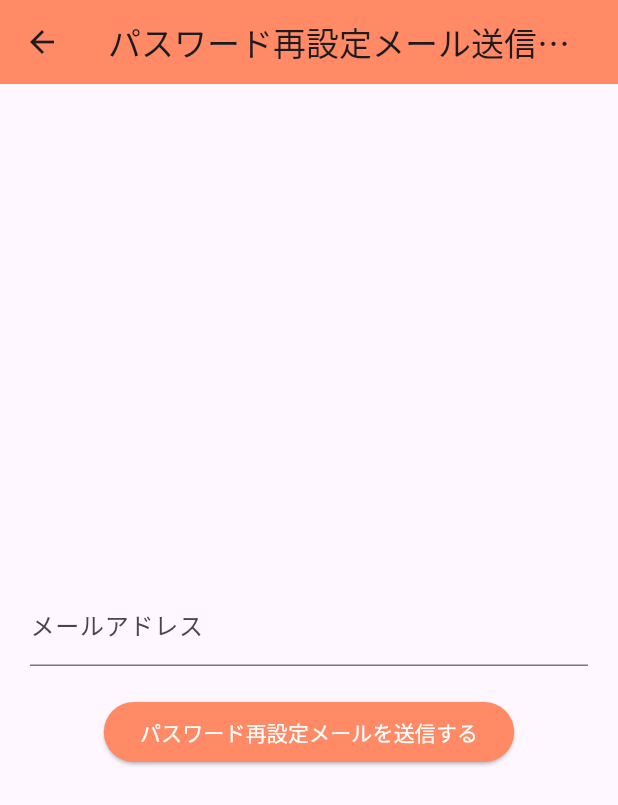
After one commit to tetsu-777/rakuraku-flutter, a Flutter app: the screen it shows after launch, after a tap on "パスワードを忘れた場合", on a phone screen of 412 x 824 dp. The commit adds this screen. Shown: the top 805 px of the screen. Run offline on Flutter 3.47's test engine with Material 3 defaults, Android fonts, the phone set to English and light mode, and no system bars.

Commit message:
パスワード再設定メール送信の実装

```diff
--- a/rakuraku_reserve_front/lib/pages/login_page.dart
+++ b/rakuraku_reserve_front/lib/pages/login_page.dart
@@ -1,5 +1,6 @@
 import 'package:flutter/material.dart';
 import 'package:rakuraku_reserve_front/pages/home_page.dart';
+import 'package:rakuraku_reserve_front/pages/send_reset_password_mail_page.dart';
 import 'package:http/http.dart' as http;
 import 'dart:convert';
 
@@ -40,7 +41,7 @@ class _LoginPageState extends State<LoginPage> {
   // 入力内容：メールアドレス、パスワード
   @override
   Widget build(BuildContext context) {
-    const _formKey=GlobalObjectKey<FormState>('FORM_KEY');
+    const _formKey=GlobalObjectKey<FormState>('LOGIN_FORM_KEY');
 
     return Scaffold(
       appBar: AppBar(
@@ -112,6 +113,15 @@ class _LoginPageState extends State<LoginPage> {
                 },
                 child: const Text('ログイン'),
               ),
+              TextButton(
+                onPressed:(){
+                  Navigator.push(
+                    context,
+                    MaterialPageRoute(builder: (context) => SendResetPasswordMailPage()),
+                    );
+                },
+                child: Text('パスワードを忘れた場合'),
+              ),
             ],
           ),
         ),
--- /dev/null
+++ b/rakuraku_reserve_front/lib/pages/send_reset_password_mail_page.dart
@@ -0,0 +1,117 @@
+import 'package:flutter/material.dart';
+import 'package:rakuraku_reserve_front/pages/home_page.dart';
+import 'package:http/http.dart' as http;
+import 'dart:convert';
+
+class SendResetPasswordMailPage extends StatefulWidget {
+  const SendResetPasswordMailPage({super.key});
+
+  @override
+  State<SendResetPasswordMailPage> createState() => _SendResetPasswordMailPageState();
+}
+
+class _SendResetPasswordMailPageState extends State<SendResetPasswordMailPage>  {
+  late TextEditingController _emailController;
+
+    // 入力内容取得のためのコントローラーinitメソッド
+  @override
+  void initState() {
+    super.initState();
+    _emailController = TextEditingController();
+  }
+
+  // 入力内容取得のためのコントローラーdisposeメソッド
+  @override
+  void dispose() {
+    _emailController.dispose();
+    super.dispose();
+  }
+
+  @override
+  Widget build(BuildContext context) {
+    const _formKey=GlobalObjectKey<FormState>('SEND_RESET_PASSWORD_EMAIL_FORM_KEY');
+
+    return Scaffold(
+      appBar: AppBar(
+        title: const Text('パスワード再設定メール送信画面'),
+        backgroundColor: Colors.deepOrange[300],
+        leading: IconButton(
+          icon: Icon(Icons.arrow_back),
+          onPressed: () {
+            Navigator.pop(context);
+          },
+        ),
+      ),
+      body: Center(
+        child: Form(
+          key:_formKey,
+          child: Column(
+            mainAxisSize: MainAxisSize.min,
+            children: [
+              Container(
+                margin: const EdgeInsets.all(20),
+                // トークン送信するメールアドレス入力フォーム
+                child: TextFormField(
+                  controller: _emailController,
+                  validator: (value){
+                    // メールアドレス形式の正規表現
+                    final emailPattern = RegExp(r'^[a-zA-Z0-9._%+-]+@[a-zA-Z0-9.-]+\.[a-zA-Z]{2,}$');
+                    if(value == null || value.isEmpty || !emailPattern.hasMatch(value)){
+                      return 'パスワーそ再設定の案内を受け取る\nメールアドレスを入力してください';
+                    }
+                    return null;
+                  },
+                  decoration: const InputDecoration(
+                    label: Text('メールアドレス'),
+                    fillColor: Colors.black,
+                  ),
+                ),
+              ),
+              // メール送信ボタン
+              // 押下時、メール送信処理する
+              ElevatedButton(
+                style: ElevatedButton.styleFrom(
+                  foregroundColor: Colors.white,
+                  backgroundColor: Colors.deepOrange[300],
+                ),
+                onPressed: (){
+                  if(_formKey.currentState!.validate()){
+                    sendResetPasswordEmail(_emailController.text);
+                  }
+                },
+                child: const Text('パスワード再設定メールを送信する'),
+              ),
+            ],
+          ),
+        ),
+      ),
+    );
+  }
+
+  // パスワード再設定メール送信するためのメソッド
+  // 入力されたメールアドレスをBodyに入れPOST処理する
+  // メール送信成功時、200ステータスが返る
+  Future<void> sendResetPasswordEmail(String email) async{
+    final url = Uri.parse('http://localhost:8080/api/users/forgot-password');
+    Map<String, String> headers = {'content-type': 'application/json'};
+    final response = await http.post(url, headers: headers,body: json.encode({
+          'email': email,
+        }));
+    // ログイン成功時、ホームページに遷移する
+    // 失敗時、エラーメッセージを表示する
+    if(response.statusCode == 200){
+      Navigator.push(
+        context,
+        MaterialPageRoute(builder: (context) => HomePage()),
+        );
+    }else{
+      // ログイン処理失敗時、SnackBar（画面下にエラー文表示）を出力する
+      ScaffoldMessenger.of(context).showSnackBar(
+        SnackBar(
+          content: Text('パスワード再設定メールの送信に失敗しました'),
+          backgroundColor: Colors.red,
+        ),
+      );
+    }
+  }
+}
```
